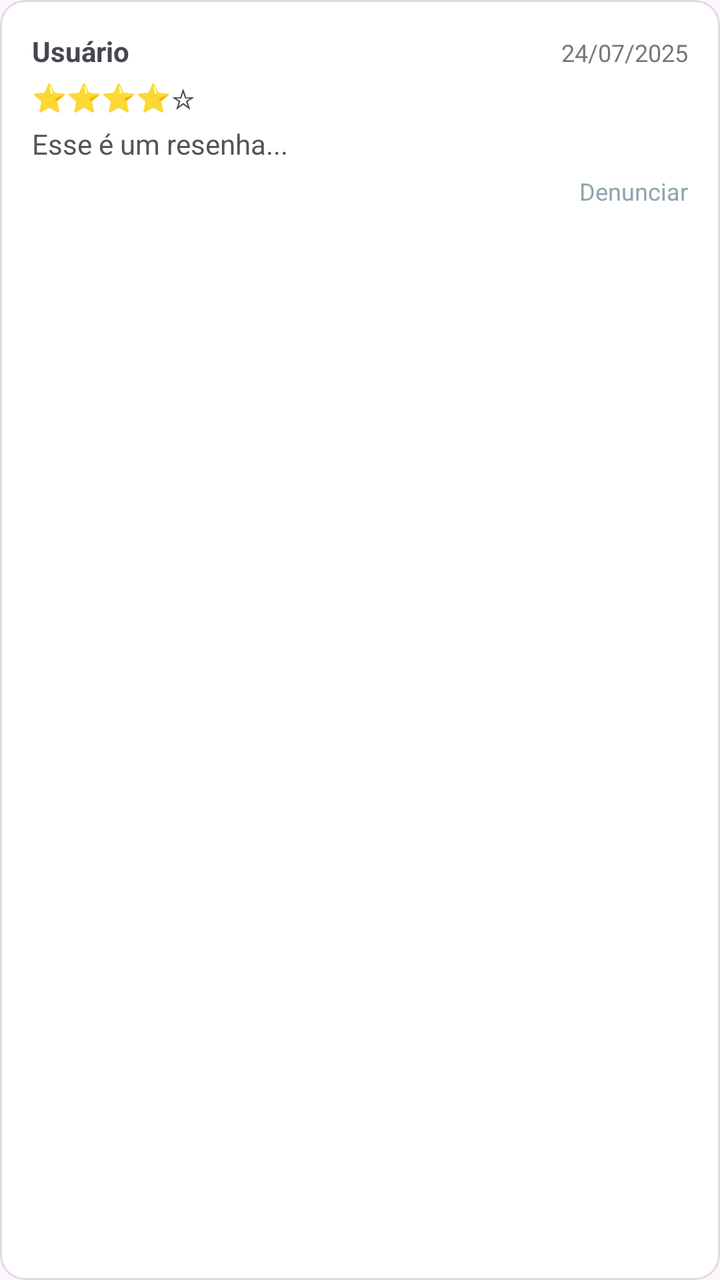
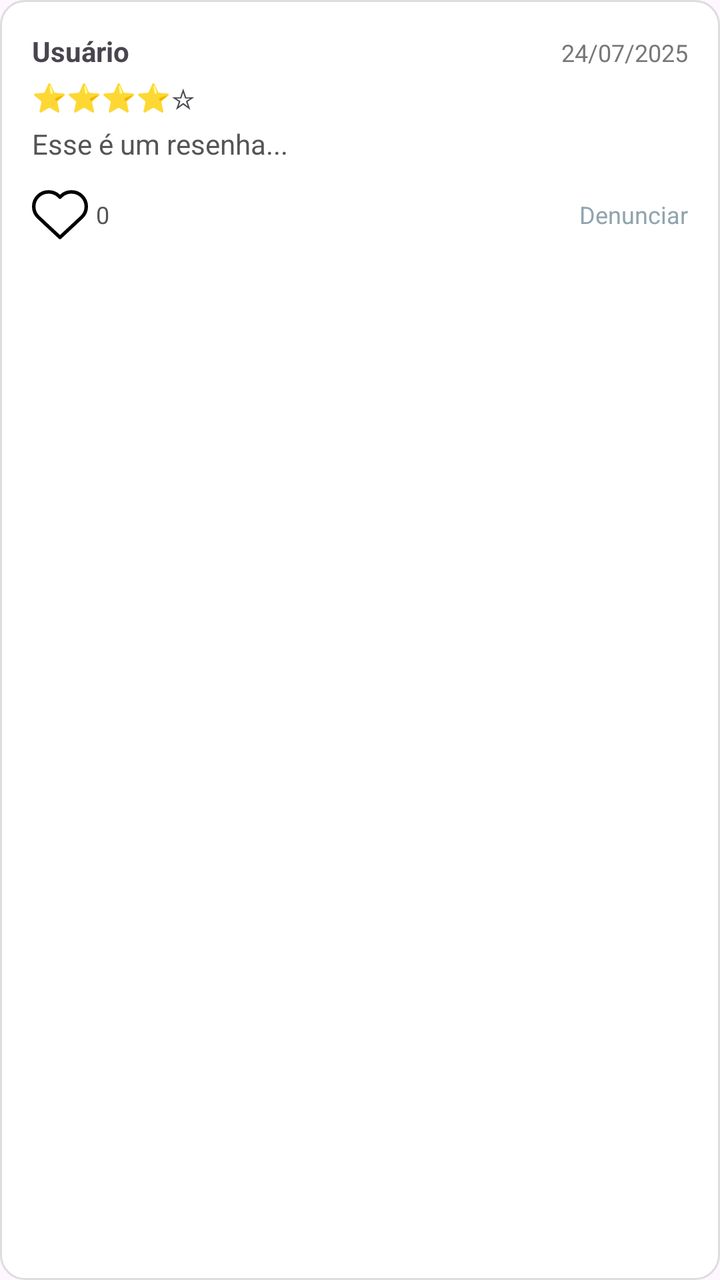

Screens rendered from an Android XML layout before and after an edit, with the pre-edit source and the edit as a unified diff.
<!-- AndroidManifest.xml: application theme Theme.Bibliotecaapp -->
<!-- res/layout/item_avaliacao.xml -->
<?xml version="1.0" encoding="utf-8"?>
<LinearLayout
    xmlns:android="http://schemas.android.com/apk/res/android"
    android:layout_width="match_parent"
    android:layout_height="wrap_content"
    android:orientation="vertical"
    android:padding="16dp"
    android:background="@drawable/bg_comentario"
    android:layout_margin="8dp">

    
    <LinearLayout
        android:layout_width="match_parent"
        android:layout_height="wrap_content"
        android:orientation="horizontal">

        <TextView android:id="@+id/txtNomeUsuario"
            android:layout_width="0dp"
            android:layout_height="wrap_content"
            android:layout_weight="1"
            android:text="Usuário"
            android:textStyle="bold"/>

        <TextView
            android:id="@+id/txtData"
            android:layout_width="wrap_content"
            android:layout_height="wrap_content"
            android:text="24/07/2025"
            android:textColor="#777"
            android:textSize="12sp" />
    </LinearLayout>

    
    <TextView
        android:id="@+id/txtEstrelas"
        android:layout_width="wrap_content"
        android:layout_height="wrap_content"
        android:text="⭐⭐⭐⭐☆"
        android:textSize="14sp"
        android:layout_marginTop="4dp"/>

    
    <TextView
        android:id="@+id/txtComentario"
        android:layout_width="match_parent"
        android:layout_height="wrap_content"
        android:text="Esse é um resenha..."
        android:textColor="#555"
        android:layout_marginTop="4dp"/>

    
    <TextView
        android:id="@+id/btnDenunciar"
        android:layout_width="wrap_content"
        android:layout_height="wrap_content"
        android:text="Denunciar"
        android:textColor="@color/padrao_app"
        android:textSize="12sp"
        android:layout_gravity="end"
        android:layout_marginTop="6dp"/>

</LinearLayout>
<!-- resources referenced by this layout -->
<resources>
  <color name="padrao_app">#90A4AE</color>
  <!-- drawable bg_comentario (drawable) -->
  <shape xmlns:android="http://schemas.android.com/apk/res/android">
      <solid android:color="#FFFFFF"/>
      <corners android:radius="12dp"/>
      <stroke android:width="1dp" android:color="#DDD"/>
  </shape>
  <style name="Theme.Bibliotecaapp" parent="Base.Theme.Bibliotecaapp" />
  <style name="Base.Theme.Bibliotecaapp" parent="Theme.Material3.DayNight.NoActionBar">
          
          
      </style>
</resources>

<!-- the commit's change to res/layout/item_avaliacao.xml (unified diff, before → after) -->
@@ -1,6 +1,7 @@
 <?xml version="1.0" encoding="utf-8"?>
 <LinearLayout
     xmlns:android="http://schemas.android.com/apk/res/android"
+    xmlns:app="http://schemas.android.com/apk/res-auto"
     android:layout_width="match_parent"
     android:layout_height="wrap_content"
     android:orientation="vertical"
@@ -49,14 +50,58 @@
         android:layout_marginTop="4dp"/>
 
     
-    <TextView
-        android:id="@+id/btnDenunciar"
+    <Button
+        android:id="@+id/btnVerSpoiler"
         android:layout_width="wrap_content"
+        android:layout_height="32dp"
+        android:layout_marginTop="8dp"
+        android:text="Ver Spoiler"
+        android:textSize="10sp"
+        android:backgroundTint="#FFCC00"
+        android:textColor="#000000"
+        android:visibility="gone"
+        tools:visibility="visible"
+        android:paddingHorizontal="8dp"
+        android:minHeight="0dp"
+        android:minWidth="0dp"
+        xmlns:tools="http://schemas.android.com/tools"/>
+
+    
+    <RelativeLayout
+        android:layout_width="match_parent"
         android:layout_height="wrap_content"
-        android:text="Denunciar"
-        android:textColor="@color/padrao_app"
-        android:textSize="12sp"
-        android:layout_gravity="end"
-        android:layout_marginTop="6dp"/>
+        android:layout_marginTop="12dp">
+
+        <ImageButton
+            android:id="@+id/btnCurtir"
+            android:layout_width="28dp"
+            android:layout_height="28dp"
+            android:layout_alignParentStart="true"
+            android:layout_centerVertical="true"
+            android:background="?attr/selectableItemBackgroundBorderless"
+            android:src="@drawable/ic_heart"
+            android:scaleType="fitCenter"/>
+
+        <TextView
+            android:id="@+id/txtCurtidas"
+            android:layout_width="wrap_content"
+            android:layout_height="wrap_content"
+            android:layout_toEndOf="@id/btnCurtir"
+            android:layout_centerVertical="true"
+            android:layout_marginStart="4dp"
+            android:text="0"
+            android:textColor="#555"
+            android:textSize="12sp"/>
+
+        <TextView
+            android:id="@+id/btnDenunciar"
+            android:layout_width="wrap_content"
+            android:layout_height="wrap_content"
+            android:layout_alignParentEnd="true"
+            android:layout_centerVertical="true"
+            android:text="Denunciar"
+            android:textColor="@color/padrao_app"
+            android:textSize="12sp"/>
+    </RelativeLayout>
 
 </LinearLayout>
<!-- resource entries referenced after the edit -->
@@ -7,6 +7,21 @@
       <corners android:radius="12dp"/>
       <stroke android:width="1dp" android:color="#DDD"/>
   </shape>
+  <!-- drawable ic_heart (drawable) -->
+  <vector xmlns:android="http://schemas.android.com/apk/res/android"
+      android:height="42dp"
+      android:viewportHeight="32"
+      android:viewportWidth="32"
+      android:width="42dp">
+  
+      <path
+          android:fillColor="#00000000"
+          android:strokeColor="#000000"
+          android:strokeLineJoin="round"
+          android:strokeWidth="2"
+          android:pathData="M28.343,17.48L16,29L3.657,17.48C1.962,15.898 1,13.684 1,11.365v0C1,6.745 4.745,3 9.365,3h0.17c2.219,0 4.346,0.881 5.915,2.45L16,6l0.55,-0.55C18.119,3.881 20.246,3 22.465,3h0.17C27.255,3 31,6.745 31,11.365v0C31,13.684 30.038,15.898 28.343,17.48z"/>
+  
+  </vector>
   <style name="Theme.Bibliotecaapp" parent="Base.Theme.Bibliotecaapp" />
   <style name="Base.Theme.Bibliotecaapp" parent="Theme.Material3.DayNight.NoActionBar">
           
